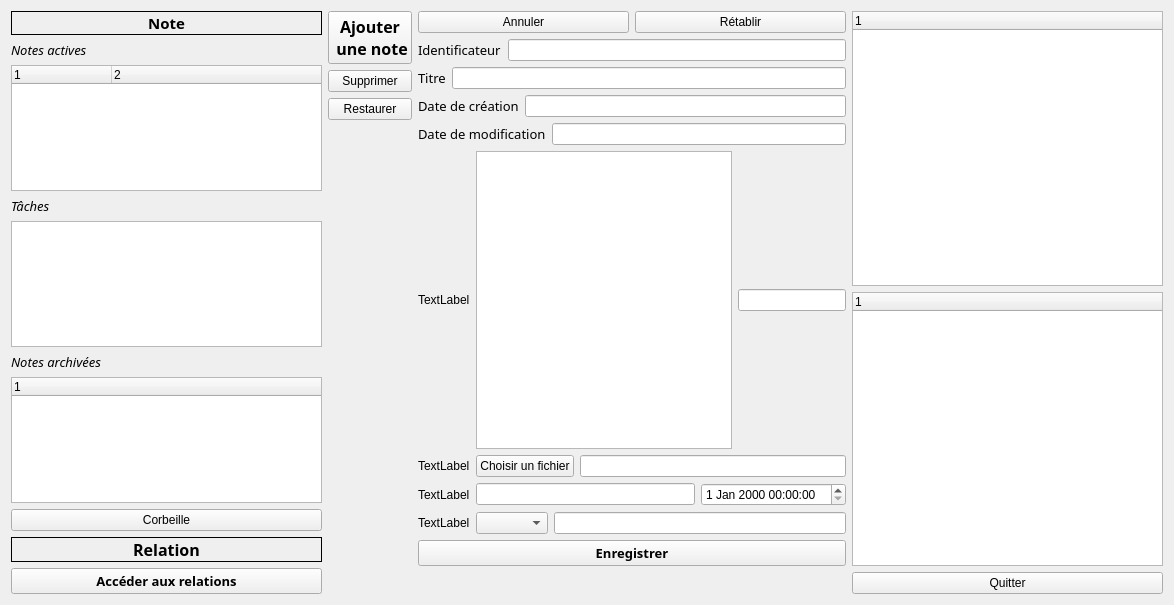
Above: PluriNotes/mainwindow.ui from hugochabs/LO21_plurinotes before the change. Below: the same form after it.
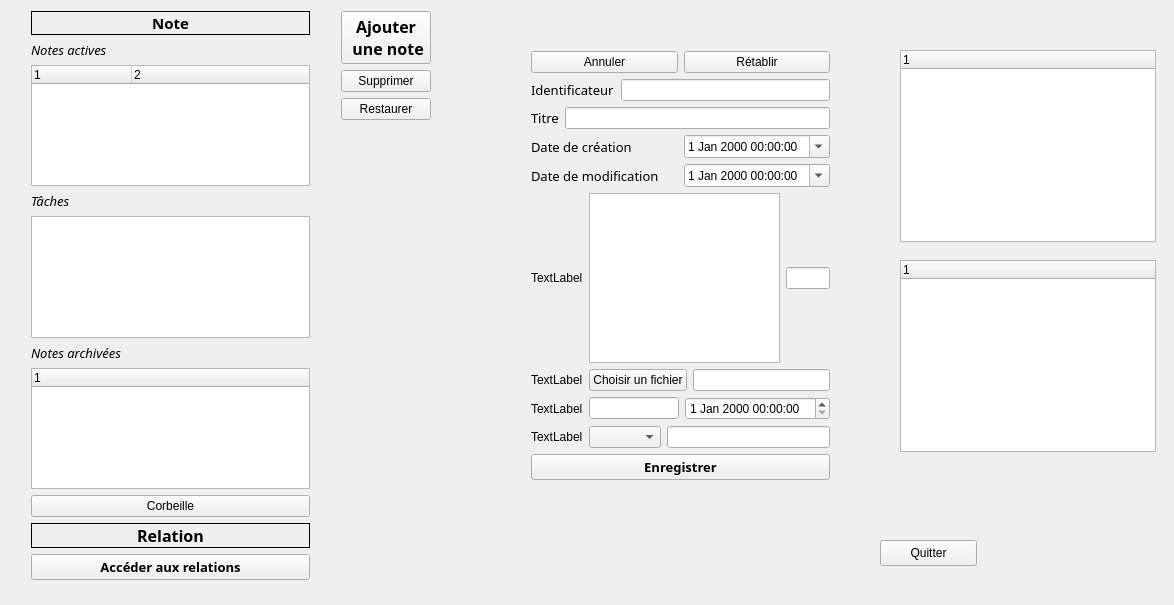
That is the form after the change.

Commit message: affichage plus sexy des dates affichage principal

Patch:
```diff
--- a/PluriNotes/mainwindow.ui
+++ b/PluriNotes/mainwindow.ui
@@ -14,8 +14,70 @@
    <string>MainWindow</string>
   </property>
   <widget class="QWidget" name="centralWidget">
-   <layout class="QGridLayout" name="gridLayout">
-    <item row="0" column="0" rowspan="3">
+   <widget class="QWidget" name="layoutWidget">
+    <property name="geometry">
+     <rect>
+      <x>330</x>
+      <y>0</y>
+      <width>112</width>
+      <height>521</height>
+     </rect>
+    </property>
+    <layout class="QVBoxLayout" name="verticalLayout_3">
+     <item>
+      <widget class="QPushButton" name="addNote">
+       <property name="font">
+        <font>
+         <family>Corbel</family>
+         <pointsize>12</pointsize>
+         <weight>75</weight>
+         <bold>true</bold>
+        </font>
+       </property>
+       <property name="text">
+        <string>Ajouter
+ une note</string>
+       </property>
+      </widget>
+     </item>
+     <item>
+      <widget class="QPushButton" name="delete_2">
+       <property name="text">
+        <string>Supprimer</string>
+       </property>
+      </widget>
+     </item>
+     <item>
+      <widget class="QPushButton" name="restoreButton_2">
+       <property name="text">
+        <string>Restaurer</string>
+       </property>
+      </widget>
+     </item>
+     <item>
+      <spacer name="verticalSpacer">
+       <property name="orientation">
+        <enum>Qt::Vertical</enum>
+       </property>
+       <property name="sizeHint" stdset="0">
+        <size>
+         <width>20</width>
+         <height>318</height>
+        </size>
+       </property>
+      </spacer>
+     </item>
+    </layout>
+   </widget>
+   <widget class="QWidget" name="layoutWidget">
+    <property name="geometry">
+     <rect>
+      <x>20</x>
+      <y>0</y>
+      <width>301</width>
+      <height>591</height>
+     </rect>
+    </property>
      <layout class="QVBoxLayout" name="verticalLayout_4">
       <item>
        <spacer name="verticalSpacer_2">
@@ -194,55 +256,16 @@
        </layout>
       </item>
      </layout>
-    </item>
-    <item row="0" column="1" rowspan="2">
-     <layout class="QVBoxLayout" name="verticalLayout_3">
-      <item>
-       <widget class="QPushButton" name="addNote">
-        <property name="font">
-         <font>
-          <family>Corbel</family>
-          <pointsize>12</pointsize>
-          <weight>75</weight>
-          <bold>true</bold>
-         </font>
-        </property>
-        <property name="text">
-         <string>Ajouter
- une note</string>
-        </property>
-       </widget>
-      </item>
-      <item>
-       <widget class="QPushButton" name="delete_2">
-        <property name="text">
-         <string>Supprimer</string>
-        </property>
-       </widget>
-      </item>
-      <item>
-       <widget class="QPushButton" name="restoreButton_2">
-        <property name="text">
-         <string>Restaurer</string>
-        </property>
-       </widget>
-      </item>
-      <item>
-       <spacer name="verticalSpacer">
-        <property name="orientation">
-         <enum>Qt::Vertical</enum>
-        </property>
-        <property name="sizeHint" stdset="0">
-         <size>
-          <width>20</width>
-          <height>318</height>
-         </size>
-        </property>
-       </spacer>
-      </item>
-     </layout>
-    </item>
-    <item row="0" column="2" rowspan="2">
+   </widget>
+   <widget class="QWidget" name="layoutWidget">
+    <property name="geometry">
+     <rect>
+      <x>520</x>
+      <y>40</y>
+      <width>321</width>
+      <height>451</height>
+     </rect>
+    </property>
      <layout class="QVBoxLayout" name="verticalLayout_5">
       <item>
        <layout class="QHBoxLayout" name="horizontalLayout_9">
@@ -318,7 +341,11 @@
          </widget>
         </item>
         <item>
-         <widget class="QLineEdit" name="dc"/>
+        <widget class="QDateTimeEdit" name="dc">
+         <property name="calendarPopup">
+          <bool>true</bool>
+         </property>
+        </widget>
         </item>
        </layout>
       </item>
@@ -338,7 +365,11 @@
          </widget>
         </item>
         <item>
-         <widget class="QLineEdit" name="dm"/>
+        <widget class="QDateTimeEdit" name="dm">
+         <property name="calendarPopup">
+          <bool>true</bool>
+         </property>
+        </widget>
         </item>
        </layout>
       </item>
@@ -430,33 +461,50 @@
        </widget>
       </item>
      </layout>
-    </item>
-    <item row="0" column="3">
-     <widget class="QTreeWidget" name="ascendants">
-      <column>
-       <property name="text">
-        <string notr="true">1</string>
-       </property>
-      </column>
-     </widget>
-    </item>
-    <item row="1" column="3">
-     <widget class="QTreeWidget" name="descendants">
-      <column>
-       <property name="text">
-        <string notr="true">1</string>
-       </property>
-      </column>
-     </widget>
-    </item>
-    <item row="2" column="3">
+   </widget>
      <widget class="QPushButton" name="quit">
+    <property name="geometry">
+     <rect>
+      <x>880</x>
+      <y>540</y>
+      <width>97</width>
+      <height>26</height>
+     </rect>
+    </property>
       <property name="text">
        <string>Quitter</string>
       </property>
      </widget>
-    </item>
-   </layout>
+   <widget class="QTreeWidget" name="ascendants">
+    <property name="geometry">
+     <rect>
+      <x>900</x>
+      <y>50</y>
+      <width>256</width>
+      <height>192</height>
+     </rect>
+    </property>
+    <column>
+     <property name="text">
+      <string notr="true">1</string>
+     </property>
+    </column>
+   </widget>
+   <widget class="QTreeWidget" name="descendants">
+    <property name="geometry">
+     <rect>
+      <x>900</x>
+      <y>260</y>
+      <width>256</width>
+      <height>192</height>
+     </rect>
+    </property>
+    <column>
+     <property name="text">
+      <string notr="true">1</string>
+     </property>
+    </column>
+   </widget>
   </widget>
  </widget>
  <layoutdefault spacing="6" margin="11"/>
```
Left out of the diff: 2 changed lines with no effect on the pictures. Lines whose indentation alone changed are shown as unchanged. The commit also changes 4 other files.
